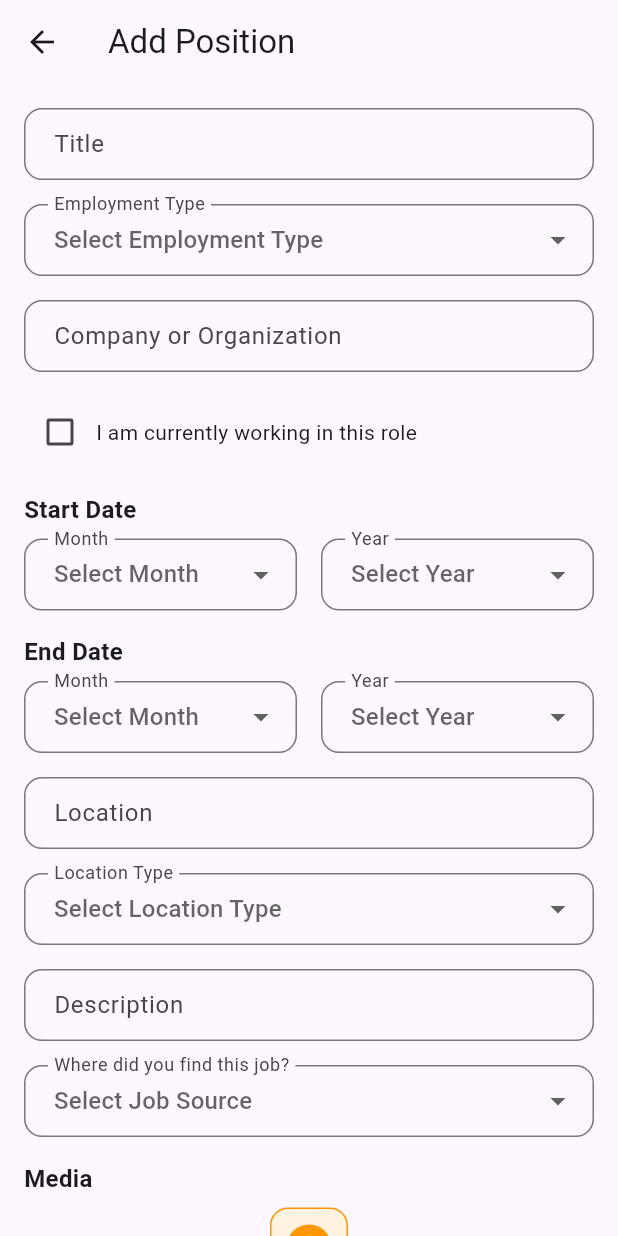
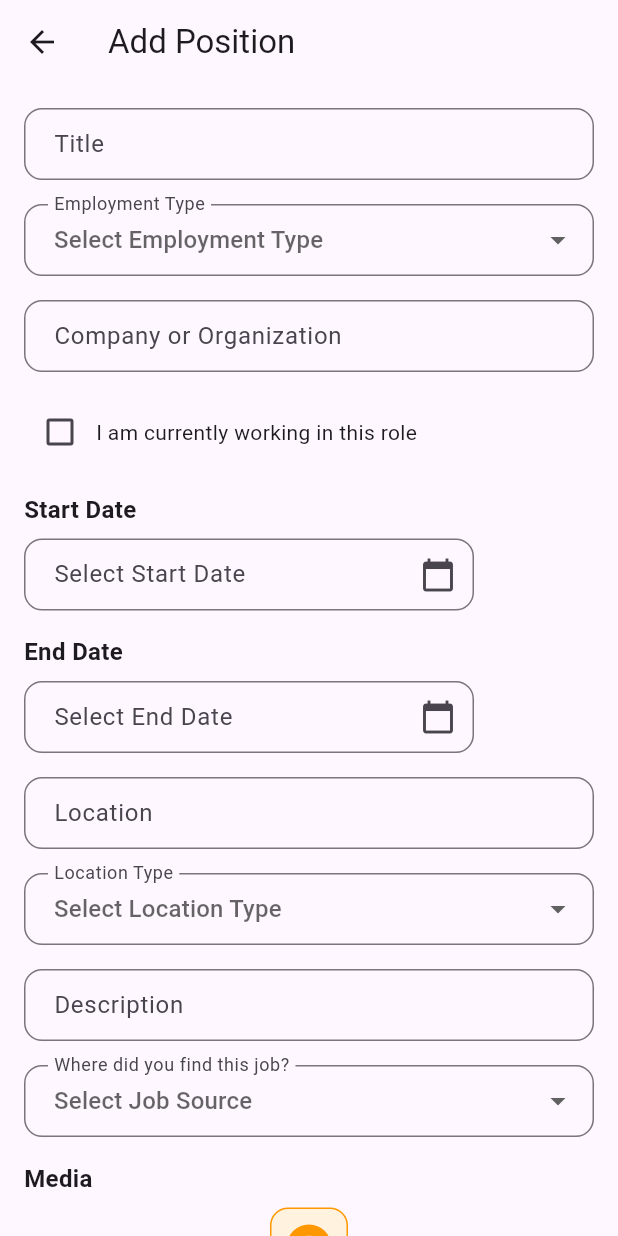
Before and after one commit to Chandu-Collab/AppTeam, a Flutter app: the AddPositionScreen screen opened directly, on a phone screen of 412 x 824 dp. Run offline on Flutter 3.47's test engine with Material 3 defaults, Android fonts, the phone set to English and light mode, and no system bars; our stand-ins replace cloud_firestore, country_code_picker, file_picker, firebase_auth, firebase_core, firebase_storage and 4 more; accounts and stored records are empty.

Commit message:
Changed the widget of date in add_position and add_career screen

```diff
--- a/lib/screens/add_position_screen.dart
+++ b/lib/screens/add_position_screen.dart
@@ -3,7 +3,31 @@ import 'package:flutter/material.dart';
 import 'package:taurusai/widgets/input_widget.dart';
 import 'package:file_picker/file_picker.dart';
 import 'package:cloud_firestore/cloud_firestore.dart';
-import 'package:firebase_auth/firebase_auth.dart'; // Import FirebaseAuth
+import 'package:firebase_auth/firebase_auth.dart';
+
+// The provided date field widget.
+Widget buildDateField(
+  String label,
+  TextEditingController controller,
+  VoidCallback onTap, {
+  String? Function(String?)? validator,
+}) {
+  return SizedBox(
+    width: 300,
+    child: TextFormField(
+      controller: controller,
+      readOnly: true,
+      decoration: InputDecoration(
+        labelText: label,
+        border: OutlineInputBorder(borderRadius: BorderRadius.circular(12)),
+        suffixIcon: Icon(Icons.calendar_today),
+        contentPadding: EdgeInsets.symmetric(vertical: 12, horizontal: 16),
+      ),
+      validator: validator,
+      onTap: onTap,
+    ),
+  );
+}
 
 class AddPositionScreen extends StatefulWidget {
   /// [initialData] holds the stored fields for editing.
@@ -25,8 +49,14 @@ class _AddPositionScreenState extends State<AddPositionScreen> {
   final TextEditingController locationController = TextEditingController();
   final TextEditingController descriptionController = TextEditingController();
 
+  // Controllers for date fields.
+  final TextEditingController startDateController = TextEditingController();
+  final TextEditingController endDateController = TextEditingController();
+
+  DateTime? startDate;
+  DateTime? endDate;
+
   // Dropdown variables.
-  // Removed default values so that user must select manually.
   String? employmentType;
   final List<String> employmentTypes = [
     'Full-time',
@@ -39,30 +69,6 @@ class _AddPositionScreenState extends State<AddPositionScreen> {
 
   // Checkbox for current role.
   bool currentlyWorking = false;
-
-  // Start date dropdowns.
-  String? startMonth;
-  String? startYear;
-  final List<String> months = [
-    'January',
-    'February',
-    'March',
-    'April',
-    'May',
-    'June',
-    'July',
-    'August',
-    'September',
-    'October',
-    'November',
-    'December'
-  ];
-  late final List<String> years = List.generate(
-      30, (index) => (DateTime.now().year - index).toString());
-
-  // End date dropdowns.
-  String? endMonth;
-  String? endYear;
 
   // Location type dropdown.
   String? locationType;
@@ -96,11 +102,28 @@ class _AddPositionScreenState extends State<AddPositionScreen> {
       descriptionController.text = widget.initialData!['description'] ?? "";
       employmentType = widget.initialData!['employmentType'];
       currentlyWorking = widget.initialData!['currentlyWorking'] ?? false;
-      startMonth = widget.initialData!['startMonth'];
-      startYear = widget.initialData!['startYear'];
-      if (!currentlyWorking) {
-        endMonth = widget.initialData!['endMonth'];
-        endYear = widget.initialData!['endYear'];
+
+      // If startMonth and startYear exist, construct a start date.
+      if (widget.initialData!['startMonth'] != null &&
+          widget.initialData!['startYear'] != null) {
+        // Assuming day = 1 for simplicity.
+        startDate = DateTime(
+          int.parse(widget.initialData!['startYear'].toString()),
+          _monthNumber(widget.initialData!['startMonth'].toString()),
+        );
+        startDateController.text =
+            "${widget.initialData!['startMonth']} ${widget.initialData!['startYear']}";
+      }
+
+      if (!currentlyWorking &&
+          widget.initialData!['endMonth'] != null &&
+          widget.initialData!['endYear'] != null) {
+        endDate = DateTime(
+          int.parse(widget.initialData!['endYear'].toString()),
+          _monthNumber(widget.initialData!['endMonth'].toString()),
+        );
+        endDateController.text =
+            "${widget.initialData!['endMonth']} ${widget.initialData!['endYear']}";
       }
       locationType = widget.initialData!['locationType'];
       jobSource = widget.initialData!['jobSource'];
@@ -108,6 +131,89 @@ class _AddPositionScreenState extends State<AddPositionScreen> {
       if (mediaPaths != null) {
         mediaFiles = mediaPaths.map((e) => File(e.toString())).toList();
       }
+    }
+  }
+
+  @override
+  void dispose() {
+    titleController.dispose();
+    companyController.dispose();
+    locationController.dispose();
+    descriptionController.dispose();
+    startDateController.dispose();
+    endDateController.dispose();
+    super.dispose();
+  }
+
+  /// Helper: Convert month name to month number.
+  int _monthNumber(String monthName) {
+    const monthNames = [
+      'January',
+      'February',
+      'March',
+      'April',
+      'May',
+      'June',
+      'July',
+      'August',
+      'September',
+      'October',
+      'November',
+      'December'
+    ];
+    return monthNames.indexOf(monthName) + 1;
+  }
+
+  /// Helper: Convert month number to month name.
+  String _monthName(int month) {
+    const monthNames = [
+      'January',
+      'February',
+      'March',
+      'April',
+      'May',
+      'June',
+      'July',
+      'August',
+      'September',
+      'October',
+      'November',
+      'December'
+    ];
+    return monthNames[month - 1];
+  }
+
+  /// Opens the date picker for start date.
+  Future<void> _pickStartDate() async {
+    DateTime initial = startDate ?? DateTime.now();
+    DateTime? picked = await showDatePicker(
+      context: context,
+      initialDate: initial,
+      firstDate: DateTime(1900),
+      lastDate: DateTime(2100),
+    );
+    if (picked != null) {
+      setState(() {
+        startDate = picked;
+        startDateController.text = "${_monthName(picked.month)} ${picked.year}";
+      });
+    }
+  }
+
+  /// Opens the date picker for end date.
+  Future<void> _pickEndDate() async {
+    DateTime initial = endDate ?? DateTime.now();
+    DateTime? picked = await showDatePicker(
+      context: context,
+      initialDate: initial,
+      firstDate: DateTime(1900),
+      lastDate: DateTime(2100),
+    );
+    if (picked != null) {
+      setState(() {
+        endDate = picked;
+        endDateController.text = "${_monthName(picked.month)} ${picked.year}";
+      });
     }
   }
 
@@ -139,10 +245,16 @@ class _AddPositionScreenState extends State<AddPositionScreen> {
       'employmentType': employmentType,
       'company': companyController.text,
       'currentlyWorking': currentlyWorking,
-      'startMonth': startMonth,
-      'startYear': startYear,
-      'endMonth': currentlyWorking ? null : endMonth,
-      'endYear': currentlyWorking ? null : endYear,
+      // Save start date details if available.
+      'startMonth': startDate != null ? _monthName(startDate!.month) : null,
+      'startYear': startDate != null ? startDate!.year.toString() : null,
+      // Save end date details only if not currently working.
+      'endMonth': (!currentlyWorking && endDate != null)
+          ? _monthName(endDate!.month)
+          : null,
+      'endYear': (!currentlyWorking && endDate != null)
+          ? endDate!.year.toString()
+          : null,
       'location': locationController.text,
       'locationType': locationType,
       'description': descriptionController.text,
@@ -161,7 +273,7 @@ class _AddPositionScreenState extends State<AddPositionScreen> {
             .collection(userId)
             .doc('experiences')
             .collection('positions')
-            .doc(widget.experienceId) // Removed quotes here.
+            .doc(widget.experienceId)
             .update(data);
         ScaffoldMessenger.of(context).showSnackBar(
           SnackBar(content: Text('Experience updated successfully')),
@@ -255,122 +367,24 @@ class _AddPositionScreenState extends State<AddPositionScreen> {
               ],
             ),
             SizedBox(height: 16),
-            // Start Date: Month and Year
+            // Start Date using buildDateField.
             const Text(
               'Start Date',
               style: TextStyle(fontSize: 16, fontWeight: FontWeight.bold),
             ),
             const SizedBox(height: 8),
-            Row(
-              children: [
-                Expanded(
-                  child: DropdownButtonFormField<String>(
-                    decoration: InputDecoration(
-                      labelText: 'Month',
-                      border: OutlineInputBorder(
-                          borderRadius: BorderRadius.circular(12)),
-                      contentPadding:
-                          const EdgeInsets.symmetric(vertical: 12, horizontal: 16),
-                    ),
-                    value: startMonth,
-                    hint: const Text('Select Month'),
-                    items: months
-                        .map((m) =>
-                            DropdownMenuItem(child: Text(m), value: m))
-                        .toList(),
-                    onChanged: (val) {
-                      setState(() {
-                        startMonth = val;
-                      });
-                    },
-                  ),
-                ),
-                const SizedBox(width: 16),
-                Expanded(
-                  child: DropdownButtonFormField<String>(
-                    decoration: InputDecoration(
-                      labelText: 'Year',
-                      border: OutlineInputBorder(
-                          borderRadius: BorderRadius.circular(12)),
-                      contentPadding:
-                          const EdgeInsets.symmetric(vertical: 12, horizontal: 16),
-                    ),
-                    value: startYear,
-                    hint: const Text('Select Year'),
-                    items: years
-                        .map((y) =>
-                            DropdownMenuItem(child: Text(y), value: y))
-                        .toList(),
-                    onChanged: (val) {
-                      setState(() {
-                        startYear = val;
-                      });
-                    },
-                  ),
-                ),
-              ],
-            ),
-            const SizedBox(height: 16),
-            // End Date: Month and Year (disabled if currently working)
+            buildDateField("Select Start Date", startDateController, _pickStartDate),
+            SizedBox(height: 16),
+            // End Date using buildDateField (only if not currently working).
+            if (!currentlyWorking) ...[
               const Text(
                 'End Date',
                 style: TextStyle(fontSize: 16, fontWeight: FontWeight.bold),
               ),
               const SizedBox(height: 8),
-            Row(
-              children: [
-                Expanded(
-                  child: DropdownButtonFormField<String>(
-                    decoration: InputDecoration(
-                      labelText: 'Month',
-                      border: OutlineInputBorder(
-                          borderRadius: BorderRadius.circular(12)),
-                      contentPadding:
-                          const EdgeInsets.symmetric(vertical: 12, horizontal: 16),
-                    ),
-                    value: endMonth,
-                    hint: const Text('Select Month'),
-                    items: months
-                        .map((m) =>
-                            DropdownMenuItem(child: Text(m), value: m))
-                        .toList(),
-                    onChanged: currentlyWorking
-                        ? null
-                        : (val) {
-                            setState(() {
-                              endMonth = val;
-                            });
-                          },
-                  ),
-                ),
-                const SizedBox(width: 16),
-                Expanded(
-                  child: DropdownButtonFormField<String>(
-                    decoration: InputDecoration(
-                      labelText: 'Year',
-                      border: OutlineInputBorder(
-                          borderRadius: BorderRadius.circular(12)),
-                      contentPadding:
-                          const EdgeInsets.symmetric(vertical: 12, horizontal: 16),
-                    ),
-                    value: endYear,
-                    hint: const Text('Select Year'),
-                    items: years
-                        .map((y) =>
-                            DropdownMenuItem(child: Text(y), value: y))
-                        .toList(),
-                    onChanged: currentlyWorking
-                        ? null
-                        : (val) {
-                            setState(() {
-                              endYear = val;
-                            });
-                          },
-                  ),
-                ),
+              buildDateField("Select End Date", endDateController, _pickEndDate),
+              SizedBox(height: 16),
             ],
-            ),
-            const SizedBox(height: 16),
             // Location
             buildTextField(
               'Location',
@@ -378,7 +392,7 @@ class _AddPositionScreenState extends State<AddPositionScreen> {
               (value) => value!.isEmpty ? 'Required' : null,
               (value) {},
             ),
-            const SizedBox(height: 16),
+            SizedBox(height: 16),
             // Location Type Dropdown
             DropdownButtonFormField<String>(
               decoration: InputDecoration(
@@ -402,7 +416,7 @@ class _AddPositionScreenState extends State<AddPositionScreen> {
                 });
               },
             ),
-            const SizedBox(height: 16),
+            SizedBox(height: 16),
             // Description
             buildTextField(
               'Description',
@@ -410,7 +424,7 @@ class _AddPositionScreenState extends State<AddPositionScreen> {
               null,
               (value) {},
             ),
-            const SizedBox(height: 16),
+            SizedBox(height: 16),
             // Job Source Dropdown
             DropdownButtonFormField<String>(
               decoration: InputDecoration(
@@ -434,7 +448,7 @@ class _AddPositionScreenState extends State<AddPositionScreen> {
                 });
               },
             ),
-            const SizedBox(height: 16),
+            SizedBox(height: 16),
             // Media Section.
             const Text(
               'Media',
@@ -455,7 +469,7 @@ class _AddPositionScreenState extends State<AddPositionScreen> {
                 ),
               ),
             ),
-            const SizedBox(height: 8),
+            SizedBox(height: 8),
             if (mediaFiles.isNotEmpty)
               ListView.builder(
                 shrinkWrap: true,
@@ -468,7 +482,7 @@ class _AddPositionScreenState extends State<AddPositionScreen> {
                   );
                 },
               ),
-            const SizedBox(height: 24),
+            SizedBox(height: 24),
             // Save Button using custom buildButton widget.
             Center(
               child: buildButton(save, text: 'Save'),
```
Also changed, not shown: lib/screens/add_career_break_screen.dart (+182 -154 lines). Lines whose indentation alone changed are shown as unchanged.
